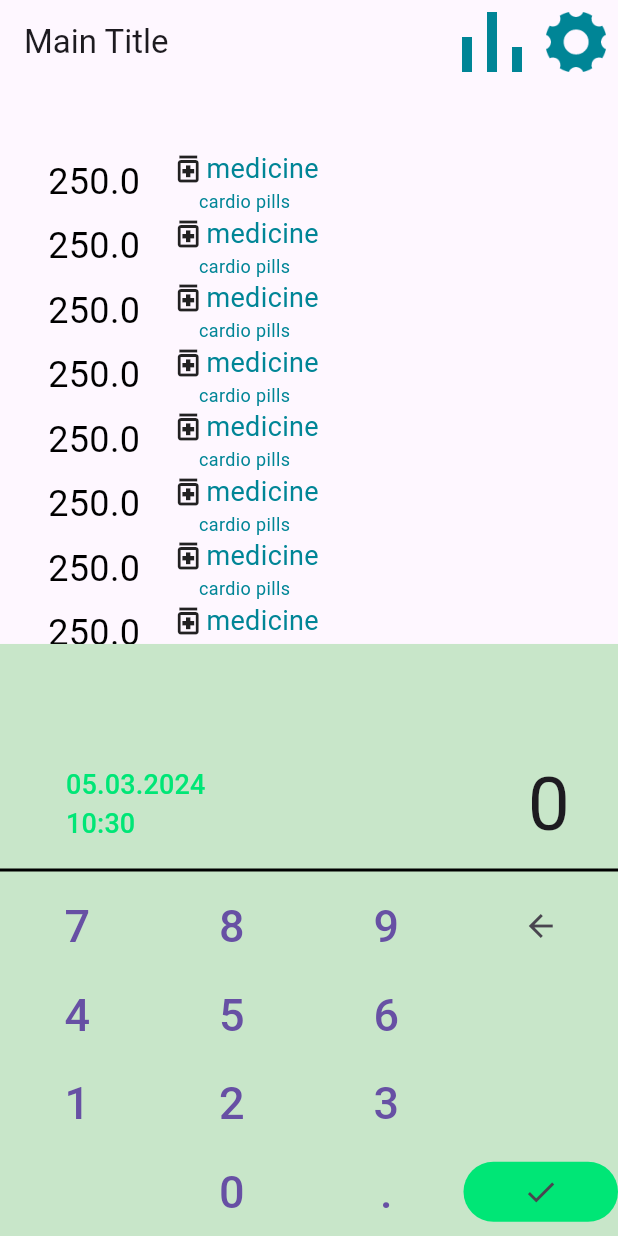
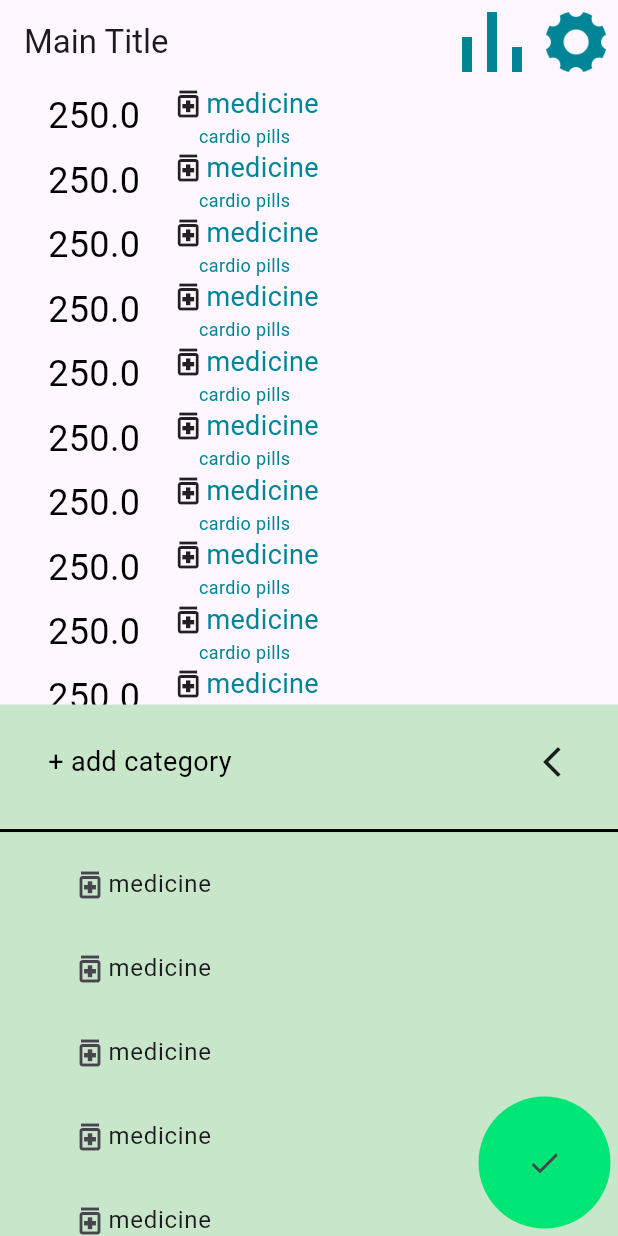
Before and after one commit to iSVDi/expenso, a Flutter app: the screen it shows after launch, after a tap on the "done" icon, on a phone screen of 412 x 824 dp. Run offline on Flutter 3.47's test engine with Material 3 defaults, Android fonts, the phone set to English and light mode, and no system bars.

Commit message:
fix listViews, began implement categoryCell

```diff
--- a/lib/modules/main/helpers/amountStringUpdater.dart
+++ b/lib/modules/main/helpers/amountStringUpdater.dart
@@ -17,8 +17,6 @@ class AmountStringUpdater {
       case NumericKeyboardButtonType.delete:
         _deleteSymbol();
       case NumericKeyboardButtonType.empty:
-        break;
-      case NumericKeyboardButtonType.done:
         break;
       case NumericKeyboardButtonType.point:
         _addPoint();
--- a/lib/modules/main/mainView.dart
+++ b/lib/modules/main/mainView.dart
@@ -1,9 +1,8 @@
-// ignore_for_file: public_member_api_docs, sort_constructors_first
+import "package:expenso/modules/main/views/cells/transactionCell.dart";
 import "package:expenso/modules/settings/settingsView.dart";
 import "package:flutter/material.dart";
 import 'package:expenso/modules/main/views/numericKeyboard/onScreenNumericKeyboard.dart';
 import "package:expenso/extensions/appImages.dart";
-import "views/transactionCell.dart";
 
 class MainView extends StatelessWidget {
   final _MainViewConstants constants = _MainViewConstants();
@@ -44,19 +43,17 @@ class MainView extends StatelessWidget {
   Widget _getBody(BuildContext context) {
     return Column(
         mainAxisAlignment: MainAxisAlignment.end,
-        children: [_getTransactionListView(context), _getKeyboard(context)]);
+        children: [_getTransactionListView(), _getKeyboard(context)]);
   }
 
-  Widget _getTransactionListView(BuildContext context) {
-    var height = MediaQuery.of(context).size.height *
-        _MainViewConstants.transactionListHeightRatio;
-    return Container(
-        height: height,
-        padding: EdgeInsets.only(left: 32, right: 32),
-        child: ListView(
-            children: Transaction.getStampList()
-                .map((data) => TransactionCell(transaction: data))
-                .toList()));
+  Widget _getTransactionListView() {
+    var listView = ListView(
+        children: Transaction.getStampList()
+            .map((data) => TransactionCell(transaction: data))
+            .toList());
+    var container = Container(
+        child: listView, padding: EdgeInsets.only(left: 32, right: 32));
+    return Expanded(child: container);
   }
 
   OnScreenNumericKeyboard _getKeyboard(BuildContext context) {
@@ -70,6 +67,5 @@ class MainView extends StatelessWidget {
 }
 
 class _MainViewConstants {
-  static var keyboardHeightRatio = 0.479;
-  static var transactionListHeightRatio = 0.4;
+  static var keyboardHeightRatio = 0.43;
 }
--- /dev/null
+++ b/lib/modules/main/views/cells/categoryCell.dart
@@ -0,0 +1,15 @@
+import "package:expenso/modules/main/views/cells/transactionCell.dart";
+import "package:flutter/material.dart";
+
+class CategoryCell extends StatelessWidget {
+  final Category category;
+  const CategoryCell({
+    Key? key,
+    required this.category,
+  }) : super(key: key);
+
+  @override
+  Widget build(BuildContext context) {
+    return Row(children: [category.icon, Text(category.title)]);
+  }
+}
--- a/lib/modules/main/views/transactionCell.dart
+++ b/lib/modules/main/views/cells/transactionCell.dart
@@ -17,6 +17,14 @@ class Category {
   static Category getStamp() {
     return Category(
         icon: const Icon(Icons.medication_outlined), title: "medicine");
+  }
+
+  static List<Category> getStampList() {
+    List<Category> list = [];
+    for (var i = 0; i < 20; i++) {
+      list.add(Category.getStamp());
+    }
+    return list;
   }
 }
 
@@ -67,8 +75,8 @@ class TransactionCell extends StatelessWidget {
       padding: const EdgeInsets.only(left: 20),
       child: Column(mainAxisAlignment: MainAxisAlignment.start, children: [
         Row(children: [
-         transaction.category.icon,
-         _getLabel(transaction.category.title, AppColors.appGreen, 18)
+          transaction.category.icon,
+          _getLabel(transaction.category.title, AppColors.appGreen, 18)
         ]),
         _getLabel(transaction.comment, AppColors.appGreen, 12)
       ]),
@@ -76,7 +84,6 @@ class TransactionCell extends StatelessWidget {
     return Row(children: [priceLabel, transactionContainer]);
   }
 
-
   Text _getLabel(String title, Color titleColor, double fontSize) {
     return Text(title, style: TextStyle(fontSize: fontSize, color: titleColor));
   }
--- a/lib/modules/main/views/numericKeyboard/onScreenNumericKeyboard.dart
+++ b/lib/modules/main/views/numericKeyboard/onScreenNumericKeyboard.dart
@@ -1,4 +1,6 @@
 import 'package:expenso/extensions/dateTime.dart';
+import 'package:expenso/modules/main/views/cells/categoryCell.dart';
+import 'package:expenso/modules/main/views/cells/transactionCell.dart';
 import 'package:flutter/material.dart';
 import "numericButton.dart";
 import 'dateTimePicker.dart';
@@ -17,8 +19,7 @@ enum NumericKeyboardButtonType {
   eight("8"),
   nine("9"),
   empty(""),
-  delete("x"),
-  done("d");
+  delete("x");
 
   final String value;
   const NumericKeyboardButtonType(this.value);
@@ -39,7 +40,9 @@ class OnScreenNumericKeyboard extends StatefulWidget {
 class _OnScreenNumericKeyboard extends State<OnScreenNumericKeyboard> {
   late Text amountLabel = _getAmountLabel("0");
   final AmountStringUpdater amountStringUpdator = AmountStringUpdater();
+  bool isEnteringAmount = true;
   DateTime date = DateTime.now();
+  List<Category> categories = Category.getStampList();
 
   @override
   Widget build(BuildContext context) {
@@ -52,13 +55,16 @@ class _OnScreenNumericKeyboard extends State<OnScreenNumericKeyboard> {
   }
 
   Widget _getKeyboard() {
-    return Column(mainAxisAlignment: MainAxisAlignment.end, children: [
+    return Stack(alignment: AlignmentDirectional.bottomEnd, children: [
+      Column(mainAxisAlignment: MainAxisAlignment.end, children: [
         _getKeyboardHeader(),
         const Divider(
           thickness: 2,
           color: Colors.black,
         ),
         _getNumericKeyboard()
+      ]),
+      _getDoneButton()
     ]);
   }
 
@@ -79,21 +85,51 @@ class _OnScreenNumericKeyboard extends State<OnScreenNumericKeyboard> {
   }
 
   Widget _getKeyboardHeader() {
+    Row header;
+    EdgeInsets padding;
+    if (isEnteringAmount) {
       var datePickerButton = TextButton(
           onPressed: () {
             _handleNewDateTime();
           },
           child: Text("${date.formattedDate}\n${date.formattedTime}",
+              //TODO set color via appColors class
               style: TextStyle(color: Colors.greenAccent[400], fontSize: 18)));
 
-    var header = Row(
+      header = Row(
           mainAxisAlignment: MainAxisAlignment.spaceBetween,
           children: [datePickerButton, amountLabel]);
-    return Container(
-        padding: const EdgeInsets.only(left: 32, right: 32), child: header);
+      padding = const EdgeInsets.only(left: 32, right: 32);
+    } else {
+      header = const Row(
+          mainAxisAlignment: MainAxisAlignment.spaceBetween,
+          children: [
+            Text("+ add category",
+                style: TextStyle(color: Colors.black, fontSize: 18)),
+            Icon(Icons.arrow_back_ios_new)
+          ]);
+      padding = const EdgeInsets.only(left: 32, right: 32, top: 25, bottom: 25);
     }
 
-  Column _getNumericKeyboard() {
+    return Container(padding: padding, child: header);
+  }
+
+  Widget _getNumericKeyboard() {
+    if (!isEnteringAmount) {
+      var listView = ListView.builder(
+          itemCount: categories.length,
+          itemBuilder: (context, index) {
+            return ListTile(
+              title: CategoryCell(category: categories[index]),
+              onTap: () {
+                print(index);
+              },
+            );
+          });
+      var container = Container(
+          child: listView, padding: EdgeInsets.only(left: 32, right: 32));
+      return Expanded(child: container);
+    }
     var numerics = Column(mainAxisAlignment: MainAxisAlignment.end, children: [
       _getNumericButtonRows([
         NumericKeyboardButtonType.seven,
@@ -117,7 +153,7 @@ class _OnScreenNumericKeyboard extends State<OnScreenNumericKeyboard> {
         NumericKeyboardButtonType.empty,
         NumericKeyboardButtonType.zero,
         NumericKeyboardButtonType.point,
-        NumericKeyboardButtonType.done
+        NumericKeyboardButtonType.empty,
       ])
     ]);
     return numerics;
@@ -128,8 +164,6 @@ class _OnScreenNumericKeyboard extends State<OnScreenNumericKeyboard> {
       switch (type) {
         case NumericKeyboardButtonType.empty:
           return Expanded(child: _getEmptyButton());
-        case NumericKeyboardButtonType.done:
-          return Expanded(child: _getDoneButton());
         case NumericKeyboardButtonType.delete:
           return Expanded(child: _getDeleteButton());
         default:
@@ -160,15 +194,20 @@ class _OnScreenNumericKeyboard extends State<OnScreenNumericKeyboard> {
         icon: const Icon(Icons.arrow_back));
   }
 
-  IconButton _getDoneButton() {
-    return IconButton(
+  Container _getDoneButton() {
+    return Container(
+        padding: EdgeInsets.only(right: 5, bottom: 5),
+        child: IconButton(
             onPressed: () {
-          _buttonHandler(NumericKeyboardButtonType.done);
+              setState(() {
+                isEnteringAmount = !isEnteringAmount;
+              });
             },
             icon: const Icon(Icons.done),
             style: ButtonStyle(
+                minimumSize: const MaterialStatePropertyAll(Size(88, 88)),
                 backgroundColor:
-                MaterialStateProperty.all(Colors.greenAccent[400])));
+                    MaterialStateProperty.all(Colors.greenAccent[400]))));
   }
 
   TextButton _getEmptyButton() {
```
Lines whose indentation alone changed are shown as unchanged.
